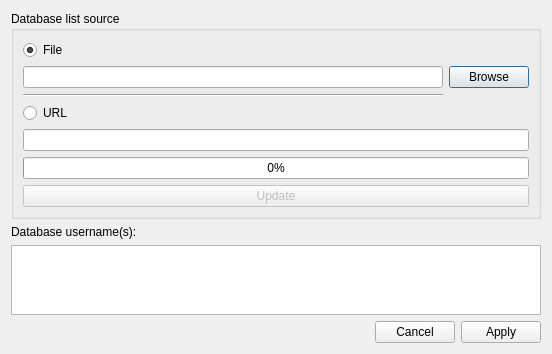
ibre5041/OraPassGen, file src/configui.ui: the form before one commit.
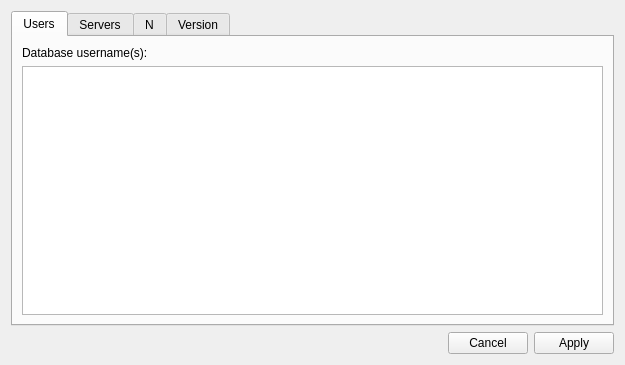
The form after the commit.

Patch:
```diff
--- a/src/configui.ui
+++ b/src/configui.ui
@@ -6,8 +6,8 @@
    <rect>
     <x>0</x>
     <y>0</y>
-    <width>552</width>
-    <height>344</height>
+    <width>625</width>
+    <height>365</height>
    </rect>
   </property>
   <property name="windowTitle">
@@ -15,9 +15,36 @@
   </property>
   <layout class="QVBoxLayout" name="verticalLayout_2">
    <item>
+    <widget class="QTabWidget" name="Version">
+     <property name="currentIndex">
+      <number>0</number>
+     </property>
+     <widget class="QWidget" name="Users">
+      <attribute name="title">
+       <string>Users</string>
+      </attribute>
+      <layout class="QVBoxLayout" name="verticalLayout">
+       <item>
+        <widget class="QLabel" name="label">
+         <property name="text">
+          <string>Database username(s):</string>
+         </property>
+        </widget>
+       </item>
+       <item>
+        <widget class="QPlainTextEdit" name="usernamesTextEdit"/>
+       </item>
+      </layout>
+     </widget>
+     <widget class="QWidget" name="Servers">
+      <attribute name="title">
+       <string>Servers</string>
+      </attribute>
+      <layout class="QVBoxLayout" name="verticalLayout_3">
+       <item>
     <widget class="QGroupBox" name="groupBox">
      <property name="sizePolicy">
-      <sizepolicy hsizetype="Preferred" vsizetype="Fixed">
+          <sizepolicy hsizetype="Preferred" vsizetype="Expanding">
        <horstretch>0</horstretch>
        <verstretch>0</verstretch>
       </sizepolicy>
@@ -107,16 +134,6 @@
      </layout>
     </widget>
    </item>
-   <item>
-    <widget class="QLabel" name="label">
-     <property name="text">
-      <string>Database username(s):</string>
-     </property>
-    </widget>
-   </item>
-   <item>
-    <widget class="QPlainTextEdit" name="usernamesTextEdit"/>
-   </item>
    <item>
     <spacer name="verticalSpacer">
      <property name="orientation">
@@ -125,10 +142,34 @@
      <property name="sizeHint" stdset="0">
       <size>
        <width>20</width>
-       <height>40</height>
+           <height>70</height>
       </size>
      </property>
     </spacer>
+       </item>
+      </layout>
+     </widget>
+     <widget class="QWidget" name="tab">
+      <attribute name="title">
+       <string>N</string>
+      </attribute>
+      <layout class="QVBoxLayout" name="verticalLayout_5">
+       <item>
+        <widget class="QPlainTextEdit" name="NTextEdit"/>
+       </item>
+      </layout>
+     </widget>
+     <widget class="QWidget" name="tab_3">
+      <attribute name="title">
+       <string>Version</string>
+      </attribute>
+      <layout class="QVBoxLayout" name="verticalLayout_4">
+       <item>
+        <widget class="QTextEdit" name="versionTextEdit"/>
+       </item>
+      </layout>
+     </widget>
+    </widget>
    </item>
    <item>
     <widget class="QDialogButtonBox" name="buttonBox">
```
Lines whose indentation alone changed are shown as unchanged.
